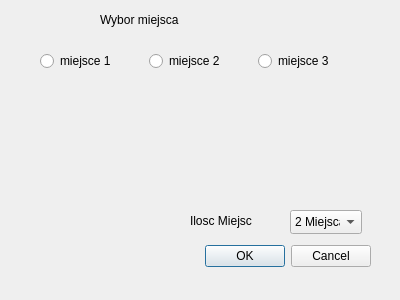
First picture: the form in dodawaniestolika.ui, repository damdorsz/ProjektPK, before the edit.
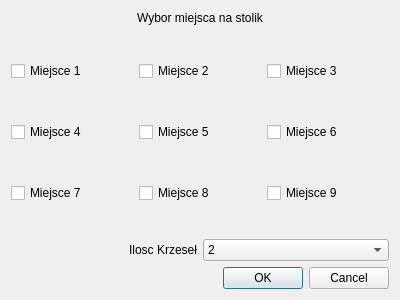
Second picture: the form after the edit.

Diff of the .ui file:
```diff
--- a/dodawaniestolika.ui
+++ b/dodawaniestolika.ui
@@ -13,106 +13,192 @@
   <property name="windowTitle">
    <string>Dialog</string>
   </property>
-  <widget class="QDialogButtonBox" name="buttonBox_potwierdzenieDodania">
-   <property name="geometry">
-    <rect>
-     <x>30</x>
-     <y>240</y>
-     <width>341</width>
-     <height>32</height>
-    </rect>
-   </property>
-   <property name="orientation">
-    <enum>Qt::Horizontal</enum>
-   </property>
-   <property name="standardButtons">
-    <set>QDialogButtonBox::Cancel|QDialogButtonBox::Ok</set>
-   </property>
-  </widget>
-  <widget class="QComboBox" name="comboBox">
-   <property name="geometry">
-    <rect>
-     <x>290</x>
-     <y>210</y>
-     <width>72</width>
-     <height>24</height>
-    </rect>
-   </property>
-   <item>
-    <property name="text">
-     <string>2 Miejsca</string>
-    </property>
+  <layout class="QGridLayout" name="gridLayout">
+   <item row="0" column="0" colspan="2">
+    <layout class="QVBoxLayout" name="verticalLayout_2">
+     <item>
+      <widget class="QLabel" name="label_2">
+       <property name="text">
+        <string>Wybor miejsca na stolik</string>
+       </property>
+       <property name="alignment">
+        <set>Qt::AlignCenter</set>
+       </property>
+      </widget>
+     </item>
+     <item>
+      <spacer name="verticalSpacer_3">
+       <property name="orientation">
+        <enum>Qt::Vertical</enum>
+       </property>
+       <property name="sizeHint" stdset="0">
+        <size>
+         <width>20</width>
+         <height>40</height>
+        </size>
+       </property>
+      </spacer>
+     </item>
+     <item>
+      <layout class="QVBoxLayout" name="verticalLayout">
+       <item>
+        <layout class="QHBoxLayout" name="horizontalLayout">
+         <item>
+          <widget class="QCheckBox" name="checkBox_miejsce1">
+           <property name="text">
+            <string>Miejsce 1</string>
+           </property>
+          </widget>
+         </item>
+         <item>
+          <widget class="QCheckBox" name="checkBox_miejsce2">
+           <property name="text">
+            <string>Miejsce 2</string>
+           </property>
+          </widget>
+         </item>
+         <item>
+          <widget class="QCheckBox" name="checkBox_miejsce3">
+           <property name="text">
+            <string>Miejsce 3</string>
+           </property>
+          </widget>
+         </item>
+        </layout>
+       </item>
+       <item>
+        <spacer name="verticalSpacer">
+         <property name="orientation">
+          <enum>Qt::Vertical</enum>
+         </property>
+         <property name="sizeHint" stdset="0">
+          <size>
+           <width>20</width>
+           <height>40</height>
+          </size>
+         </property>
+        </spacer>
+       </item>
+       <item>
+        <layout class="QHBoxLayout" name="horizontalLayout_2">
+         <item>
+          <widget class="QCheckBox" name="checkBox_miejsce4">
+           <property name="text">
+            <string>Miejsce 4</string>
+           </property>
+          </widget>
+         </item>
+         <item>
+          <widget class="QCheckBox" name="checkBox_miejsce5">
+           <property name="text">
+            <string>Miejsce 5</string>
+           </property>
+          </widget>
+         </item>
+         <item>
+          <widget class="QCheckBox" name="checkBox_miejsce6">
+           <property name="text">
+            <string>Miejsce 6</string>
+           </property>
+          </widget>
+         </item>
+        </layout>
+       </item>
+       <item>
+        <spacer name="verticalSpacer_2">
+         <property name="orientation">
+          <enum>Qt::Vertical</enum>
+         </property>
+         <property name="sizeHint" stdset="0">
+          <size>
+           <width>20</width>
+           <height>40</height>
+          </size>
+         </property>
+        </spacer>
+       </item>
+       <item>
+        <layout class="QHBoxLayout" name="horizontalLayout_3">
+         <item>
+          <widget class="QCheckBox" name="checkBox_miejsce7">
+           <property name="text">
+            <string>Miejsce 7</string>
+           </property>
+          </widget>
+         </item>
+         <item>
+          <widget class="QCheckBox" name="checkBox_miejsce8">
+           <property name="text">
+            <string>Miejsce 8</string>
+           </property>
+          </widget>
+         </item>
+         <item>
+          <widget class="QCheckBox" name="checkBox_miejsce9">
+           <property name="text">
+            <string>Miejsce 9</string>
+           </property>
+          </widget>
+         </item>
+        </layout>
+       </item>
+      </layout>
+     </item>
+     <item>
+      <spacer name="verticalSpacer_4">
+       <property name="orientation">
+        <enum>Qt::Vertical</enum>
+       </property>
+       <property name="sizeHint" stdset="0">
+        <size>
+         <width>20</width>
+         <height>40</height>
+        </size>
+       </property>
+      </spacer>
+     </item>
+    </layout>
    </item>
-   <item>
-    <property name="text">
-     <string>4 Miejsca</string>
-    </property>
+   <item row="1" column="0">
+    <widget class="QLabel" name="label">
+     <property name="text">
+      <string>Ilosc Krzeseł</string>
+     </property>
+     <property name="alignment">
+      <set>Qt::AlignRight|Qt::AlignTrailing|Qt::AlignVCenter</set>
+     </property>
+    </widget>
    </item>
-   <item>
-    <property name="text">
-     <string>6 Miejsc</string>
-    </property>
-   </item>
-  </widget>
-  <widget class="QLabel" name="label">
-   <property name="geometry">
-    <rect>
-     <x>190</x>
-     <y>210</y>
-     <width>101</width>
-     <height>21</height>
-    </rect>
-   </property>
-   <property name="text">
-    <string>Ilosc Miejsc</string>
-   </property>
-  </widget>
-  <widget class="QLabel" name="label_2">
-   <property name="geometry">
-    <rect>
-     <x>100</x>
-     <y>10</y>
-     <width>221</width>
-     <height>20</height>
-    </rect>
-   </property>
-   <property name="text">
-    <string>Wybor miejsca</string>
-   </property>
-  </widget>
-  <widget class="QWidget" name="">
-   <property name="geometry">
-    <rect>
-     <x>40</x>
-     <y>31</y>
-     <width>321</width>
-     <height>61</height>
-    </rect>
-   </property>
-   <layout class="QHBoxLayout" name="horizontalLayout">
-    <item>
-     <widget class="QRadioButton" name="radioButton_stolik1">
+   <item row="1" column="1">
+    <widget class="QComboBox" name="comboBox_wyborIlosciMiejsc">
+     <item>
       <property name="text">
-       <string>miejsce 1</string>
+       <string>2</string>
       </property>
-     </widget>
-    </item>
-    <item>
-     <widget class="QRadioButton" name="radioButton_stolik2">
+     </item>
+     <item>
       <property name="text">
-       <string>miejsce 2</string>
+       <string>4</string>
       </property>
-     </widget>
-    </item>
-    <item>
-     <widget class="QRadioButton" name="radioButton_stolik3">
+     </item>
+     <item>
       <property name="text">
-       <string>miejsce 3</string>
+       <string>6</string>
       </property>
-     </widget>
-    </item>
-   </layout>
-  </widget>
+     </item>
+    </widget>
+   </item>
+   <item row="2" column="0" colspan="2">
+    <widget class="QDialogButtonBox" name="buttonBox_potwierdzenieDodania">
+     <property name="orientation">
+      <enum>Qt::Horizontal</enum>
+     </property>
+     <property name="standardButtons">
+      <set>QDialogButtonBox::Cancel|QDialogButtonBox::Ok</set>
+     </property>
+    </widget>
+   </item>
+  </layout>
  </widget>
  <resources/>
  <connections>
```
